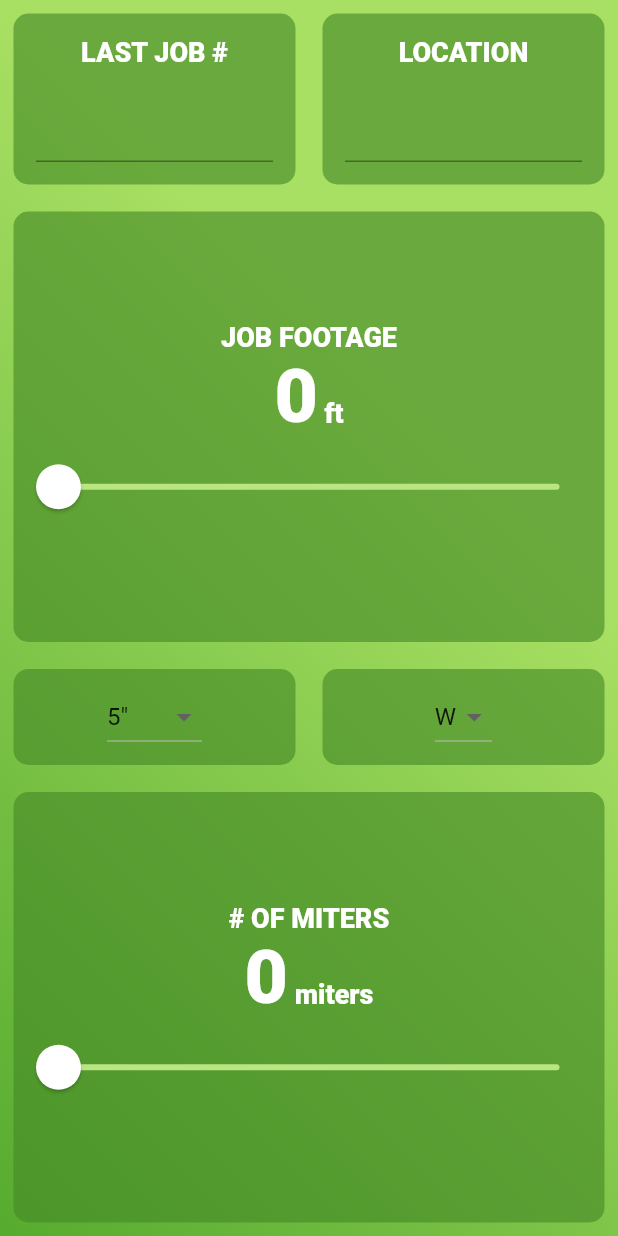
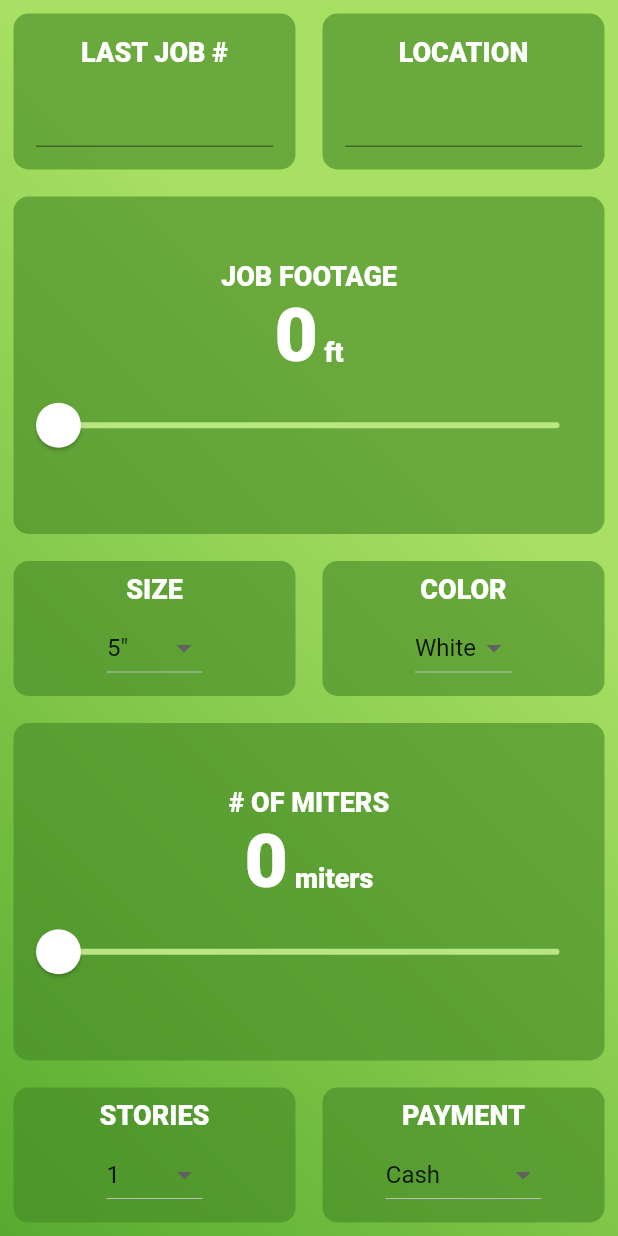
Before and after one commit to warpaltarpers/schedule-generator, a Flutter app: the screen it shows after launch, on a phone screen of 412 x 824 dp. Run offline on Flutter 3.47's test engine with Material 2 defaults, Android fonts, the phone set to English and light mode, and no system bars.

Commit message:
Adjust padding and get payment type functioning

```diff
--- a/lib/components/text_card.dart
+++ b/lib/components/text_card.dart
@@ -43,7 +43,7 @@ class TextCard extends StatelessWidget {
           padding: const EdgeInsets.fromLTRB(0, 15, 0, 0),
           child: Text(label, style: kLabelTextStyle,),
         ),
-        SizedBox(height: 15.0),
+        SizedBox(height: 5.0),
         Padding(
           padding: const EdgeInsets.fromLTRB(15, 0, 15, 15),
           child: isAndroid ? androidText() : iOSText(),
--- a/lib/generator.dart
+++ b/lib/generator.dart
@@ -18,6 +18,8 @@ class _GeneratorState extends State<Generator> {
   int numMiters = 0;
   String filterSize = '5\"';
   String filterColor = 'W';
+  String storyCount = '1';
+  String paymentType = 'C';
 
   List<DropdownMenuItem<String>> sizes = [
     DropdownMenuItem(
@@ -45,23 +47,71 @@ class _GeneratorState extends State<Generator> {
   List<DropdownMenuItem<String>> colors = [
     DropdownMenuItem(
       value: 'W',
-      child: Text('W'),
+      child: Text('White'),
     ),
     DropdownMenuItem(
       value: 'C',
-      child: Text('C'),
+      child: Text('Clay'),
     ),
     DropdownMenuItem(
       value: 'B',
-      child: Text('B'),
+      child: Text('Beige'),
     ),
     DropdownMenuItem(
       value: 'G',
-      child: Text('G'),
+      child: Text('Gray'),
     ),
   ]; // White, Clay, Beige, Gray
 
-  List<Text> pickerItems = [];
+  List<DropdownMenuItem<String>> stories = [
+    DropdownMenuItem(
+      value: '1',
+      child: Text('1'),
+    ),
+    DropdownMenuItem(
+      value: '2',
+      child: Text('2'),
+    ),
+    DropdownMenuItem(
+      value: '3',
+      child: Text('3'),
+    ),
+    DropdownMenuItem(
+      value: '1/2',
+      child: Text('1/2'),
+    ),
+    DropdownMenuItem(
+      value: '1/3',
+      child: Text('1/3'),
+    ),
+    DropdownMenuItem(
+      value: '2/3',
+      child: Text('2/3'),
+    ),
+    DropdownMenuItem(
+      value: '1/2/3',
+      child: Text('1/2/3'),
+    ),
+  ];
+
+  List<DropdownMenuItem<String>> payments = [
+    DropdownMenuItem(
+      value: 'C',
+      child: Text('Cash'),
+    ),
+    DropdownMenuItem(
+      value: 'CK',
+      child: Text('Check'),
+    ),
+    DropdownMenuItem(
+      value: 'CC',
+      child: Text('Credit Card'),
+    ),
+    DropdownMenuItem(
+      value: 'F',
+      child: Text('Finance'),
+    ),
+  ];
 
   @override
   Widget build(BuildContext context) {
@@ -162,7 +212,11 @@ class _GeneratorState extends State<Generator> {
                         cardChild: Center(
                           child: Padding(
                             padding: const EdgeInsets.all(8.0),
-                            child: DropdownButton<String>(
+                            child: Column(
+                              children: <Widget>[
+                                Text('SIZE', style: kLabelTextStyle,),
+                                SizedBox(height: 5.0),
+                                DropdownButton<String>(
                                   items: sizes,
                                   onChanged: (String newValue) {
                                     setState(() {
@@ -170,6 +224,8 @@ class _GeneratorState extends State<Generator> {
                                     });
                                   },
                                   value: filterSize,
+                                ),
+                              ],
                             ),
                           ),
                         ),
@@ -182,7 +238,11 @@ class _GeneratorState extends State<Generator> {
                         cardChild: Center(
                           child: Padding(
                             padding: const EdgeInsets.all(8.0),
-                            child: DropdownButton<String>(
+                            child: Column(
+                              children: <Widget>[
+                                Text('COLOR', style: kLabelTextStyle,),
+                                SizedBox(height: 5.0),
+                                DropdownButton<String>(
                                   items: colors,
                                   onChanged: (String newValue) {
                                     setState(() {
@@ -190,6 +250,8 @@ class _GeneratorState extends State<Generator> {
                                     });
                                   },
                                   value: filterColor,
+                                ),
+                              ],
                             ),
                           ),
                         ),
@@ -251,6 +313,60 @@ class _GeneratorState extends State<Generator> {
                     ),
                   ),
                 ),
+                Row(
+                  children: <Widget>[
+                    Expanded(
+                      child: ReusableCard(
+                        cardColor: kActiveCardColor,
+                        cardChild: Center(
+                          child: Padding(
+                            padding: const EdgeInsets.all(8.0),
+                            child: Column(
+                              children: <Widget>[
+                                Text('STORIES', style: kLabelTextStyle,),
+                                SizedBox(height: 5.0),
+                                DropdownButton<String>(
+                                  items: stories,
+                                  onChanged: (String newValue) {
+                                    setState(() {
+                                      storyCount = newValue;
+                                    });
+                                  },
+                                  value: storyCount,
+                                ),
+                              ],
+                            ),
+                          ),
+                        ),
+                      ),
+                    ),
+                    Expanded(
+                      child: ReusableCard(
+                        cardColor: kActiveCardColor,
+                        cardChild: Center(
+                          child: Padding(
+                            padding: const EdgeInsets.all(8.0),
+                            child: Column(
+                              children: <Widget>[
+                                Text('PAYMENT', style: kLabelTextStyle,),
+                                SizedBox(height: 5.0),
+                                DropdownButton<String>(
+                                  items: payments,
+                                  onChanged: (String newValue) {
+                                    setState(() {
+                                      filterSize = paymentType;
+                                    });
+                                  },
+                                  value: paymentType,
+                                ),
+                              ],
+                            ),
+                          ),
+                        ),
+                      ),
+                    ),
+                  ],
+                ),
               ],
             ),
           ),
```
Lines whose indentation alone changed are shown as unchanged.
